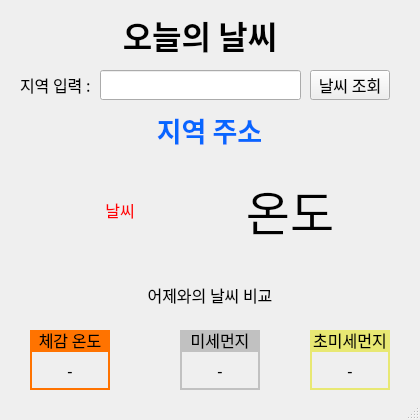
Qt form ui/weatherUi.ui (yoojj1990/weatherApp_2022_06_14) before a commit.
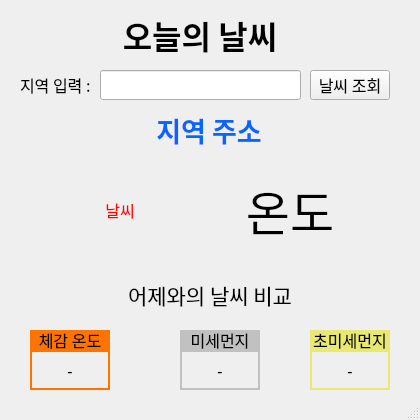
The same form after that commit.

Commit message: Ui 수정

```diff
--- a/ui/weatherUi.ui
+++ b/ui/weatherUi.ui
@@ -97,7 +97,7 @@
      <rect>
       <x>9</x>
       <y>110</y>
-      <width>401</width>
+      <width>400</width>
       <height>40</height>
      </rect>
     </property>
@@ -178,7 +178,7 @@
     <property name="font">
      <font>
       <family>휴먼편지체</family>
-      <pointsize>12</pointsize>
+      <pointsize>16</pointsize>
      </font>
     </property>
     <property name="text">
```
